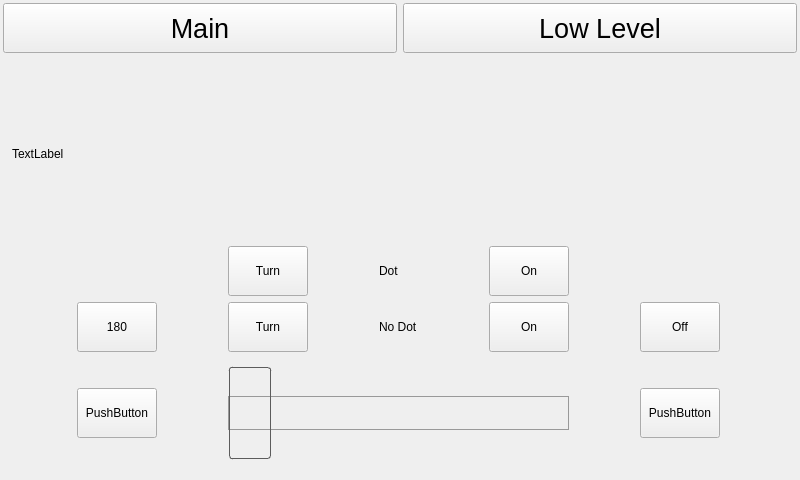
This is src/mainwindow.ui in cilo72/raspi_turntable as Qt 5 draws it before an edit. The edited form follows.
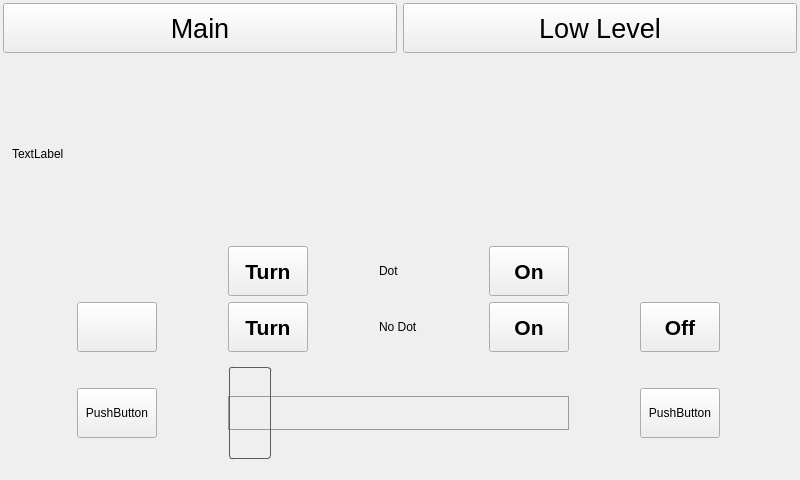
This is the edited form. Icons and pictures are not drawn.

```diff
--- a/src/mainwindow.ui
+++ b/src/mainwindow.ui
@@ -115,6 +115,12 @@
               <height>50</height>
              </size>
             </property>
+            <property name="font">
+             <font>
+              <pointsize>16</pointsize>
+              <bold>true</bold>
+             </font>
+            </property>
             <property name="text">
              <string>On</string>
             </property>
@@ -134,8 +140,17 @@
               <height>50</height>
              </size>
             </property>
+            <property name="font">
+             <font>
+              <pointsize>16</pointsize>
+              <bold>true</bold>
+             </font>
+            </property>
+            <property name="styleSheet">
+             <string notr="true">image: url(:/images/images/refresh.svg);</string>
+            </property>
             <property name="text">
-             <string>180</string>
+             <string/>
             </property>
            </widget>
           </item>
@@ -147,6 +162,12 @@
               <height>50</height>
              </size>
             </property>
+            <property name="font">
+             <font>
+              <pointsize>16</pointsize>
+              <bold>true</bold>
+             </font>
+            </property>
             <property name="text">
              <string>On</string>
             </property>
@@ -166,6 +187,12 @@
               <height>50</height>
              </size>
             </property>
+            <property name="font">
+             <font>
+              <pointsize>16</pointsize>
+              <bold>true</bold>
+             </font>
+            </property>
             <property name="text">
              <string>Turn</string>
             </property>
@@ -185,6 +212,12 @@
               <height>50</height>
              </size>
             </property>
+            <property name="font">
+             <font>
+              <pointsize>16</pointsize>
+              <bold>true</bold>
+             </font>
+            </property>
             <property name="text">
              <string>Turn</string>
             </property>
@@ -204,6 +237,12 @@
               <height>50</height>
              </size>
             </property>
+            <property name="font">
+             <font>
+              <pointsize>16</pointsize>
+              <bold>true</bold>
+             </font>
+            </property>
             <property name="text">
              <string>Off</string>
             </property>
```
